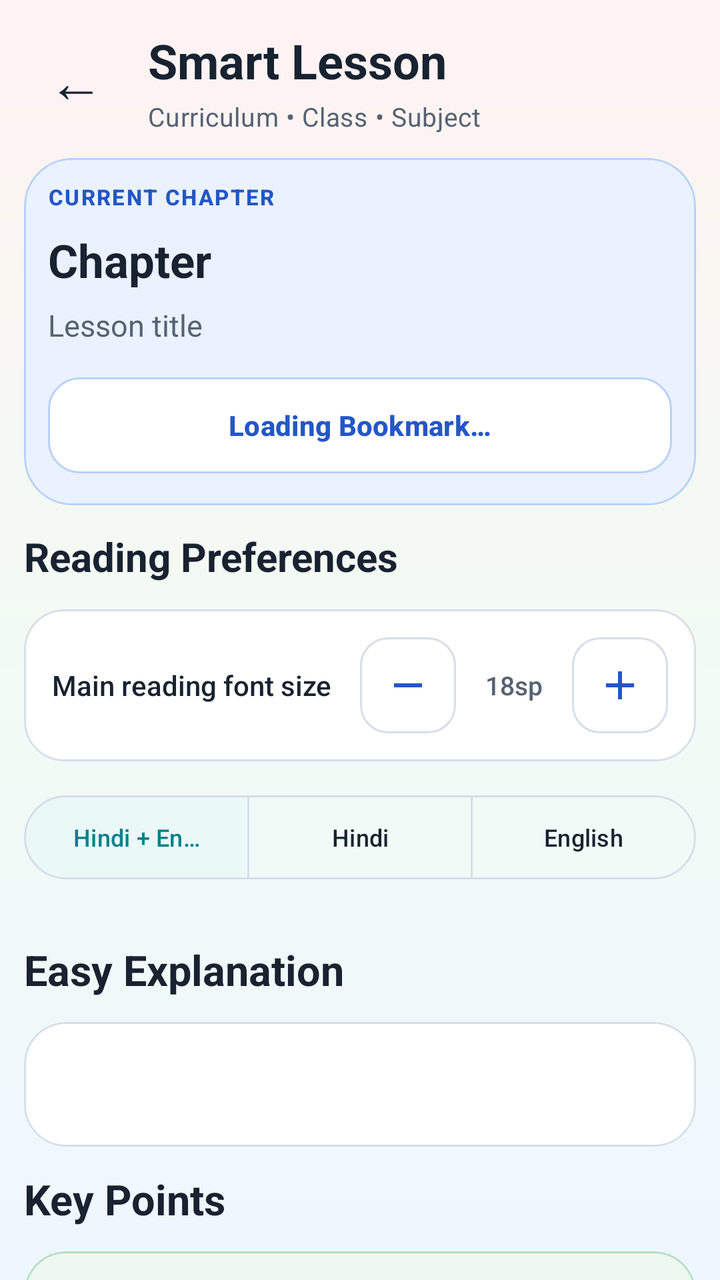
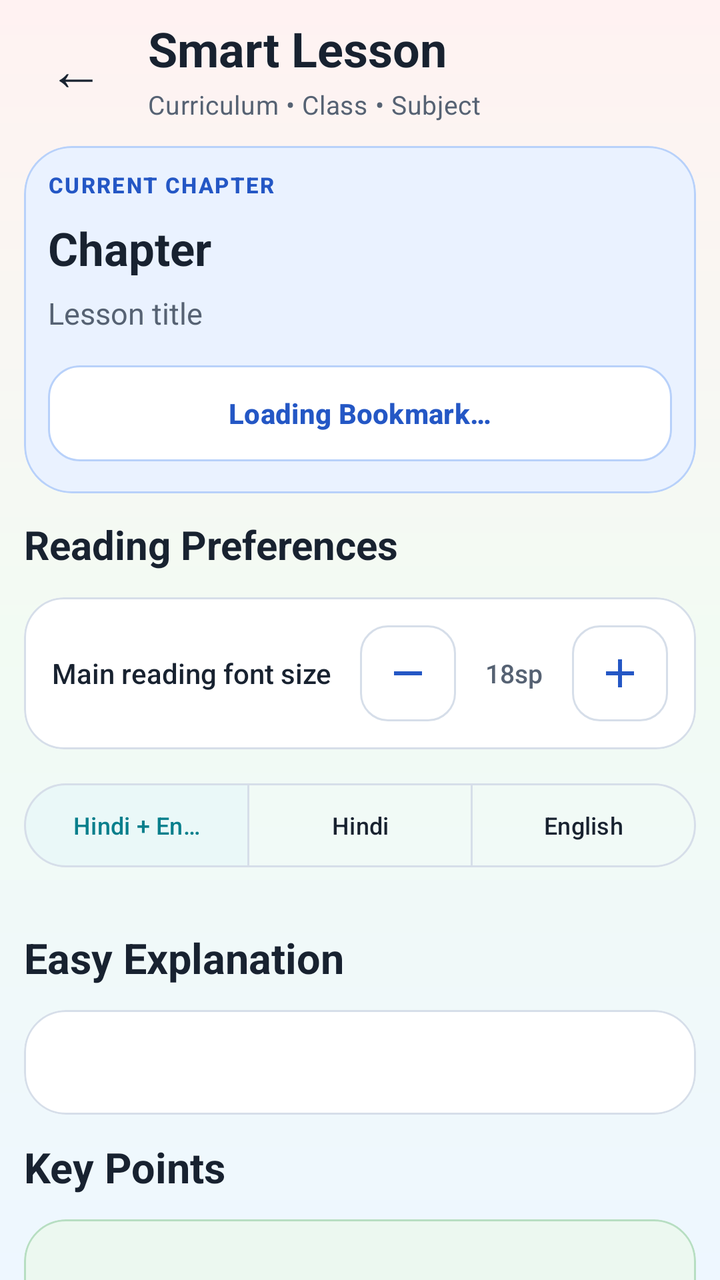

The first picture is an Android layout as it rendered before a commit; the second is the same layout after the commit. The layout source and the unified diff follow.
<!-- AndroidManifest.xml: application theme Theme.StudySaathi -->
<!-- res/layout/activity_lesson.xml -->
<?xml version="1.0" encoding="utf-8"?>
<androidx.core.widget.NestedScrollView xmlns:android="http://schemas.android.com/apk/res/android"
    xmlns:app="http://schemas.android.com/apk/res-auto"
    android:id="@+id/lessonScrollView"
    android:layout_width="match_parent"
    android:layout_height="match_parent"
    android:background="@drawable/bg_app_soft_mix"
    android:clipToPadding="false"
    android:fillViewport="true"
    android:overScrollMode="never">

    <LinearLayout
        android:layout_width="match_parent"
        android:layout_height="wrap_content"
        android:orientation="vertical"
        android:paddingStart="12dp"
        android:paddingTop="14dp"
        android:paddingEnd="12dp"
        android:paddingBottom="12dp">

        <LinearLayout
            android:layout_width="match_parent"
            android:layout_height="wrap_content"
            android:gravity="center_vertical"
            android:orientation="horizontal">

            <com.google.android.material.button.MaterialButton
                android:id="@+id/buttonBack"
                style="@style/Widget.Material3.Button.TextButton"
                android:layout_width="52dp"
                android:layout_height="52dp"
                android:contentDescription="@string/back"
                android:insetLeft="0dp"
                android:insetTop="0dp"
                android:insetRight="0dp"
                android:insetBottom="0dp"
                android:minWidth="0dp"
                android:text="←"
                android:textColor="@color/ss_text_primary"
                android:textSize="28sp"
                app:cornerRadius="16dp" />

            <LinearLayout
                android:layout_width="0dp"
                android:layout_height="wrap_content"
                android:layout_marginStart="10dp"
                android:layout_weight="1"
                android:orientation="vertical">

                <TextView
                    style="@style/TextAppearance.StudySaathi.Heading"
                    android:layout_width="match_parent"
                    android:layout_height="wrap_content"
                    android:text="@string/smart_lesson"
                    android:textSize="24sp" />

                <TextView
                    android:id="@+id/textLessonCurriculum"
                    style="@style/TextAppearance.StudySaathi.Body"
                    android:layout_width="match_parent"
                    android:layout_height="wrap_content"
                    android:layout_marginTop="3dp"
                    android:text="Curriculum • Class • Subject"
                    android:textSize="13sp" />

            </LinearLayout>

        </LinearLayout>

        <com.google.android.material.card.MaterialCardView
            android:layout_width="match_parent"
            android:layout_height="wrap_content"
            android:layout_marginTop="12dp"
            app:cardBackgroundColor="@color/ss_blue_soft"
            app:cardCornerRadius="24dp"
            app:cardElevation="0dp"
            app:strokeColor="@color/ss_blue_border"
            app:strokeWidth="1dp">

            <LinearLayout
                android:layout_width="match_parent"
                android:layout_height="wrap_content"
                android:orientation="vertical"
                android:padding="12dp">

                <TextView
                    android:layout_width="wrap_content"
                    android:layout_height="wrap_content"
                    android:fontFamily="sans-serif-medium"
                    android:letterSpacing="0.07"
                    android:text="@string/current_chapter"
                    android:textAllCaps="true"
                    android:textColor="@color/ss_primary"
                    android:textSize="11sp"
                    android:textStyle="bold" />

                <TextView
                    android:id="@+id/textLessonChapterTitle"
                    android:layout_width="match_parent"
                    android:layout_height="wrap_content"
                    android:layout_marginTop="9dp"
                    android:fontFamily="sans-serif-rounded"
                    android:text="Chapter"
                    android:textColor="@color/ss_text_primary"
                    android:textSize="23sp"
                    android:textStyle="bold" />

                <TextView
                    android:id="@+id/textLessonTitle"
                    android:layout_width="match_parent"
                    android:layout_height="wrap_content"
                    android:layout_marginTop="7dp"
                    android:fontFamily="sans-serif"
                    android:text="Lesson title"
                    android:textColor="@color/ss_text_secondary"
                    android:textSize="15sp" />

                <com.google.android.material.button.MaterialButton
                    android:id="@+id/buttonBookmarkChapter"
                    style="@style/Widget.StudySaathi.Button.Outlined"
                    android:layout_width="match_parent"
                    android:layout_height="wrap_content"
                    android:layout_marginTop="12dp"
                    android:enabled="false"
                    android:text="@string/lesson_bookmark_loading"
                    android:textAllCaps="false"
                    android:textSize="14sp"
                    app:backgroundTint="@color/ss_surface"
                    app:cornerRadius="16dp"
                    app:strokeColor="@color/ss_blue_border"
                    app:strokeWidth="1dp" />

            </LinearLayout>

        </com.google.android.material.card.MaterialCardView>

        <TextView
            android:layout_width="match_parent"
            android:layout_height="wrap_content"
            android:layout_marginTop="12dp"
            android:fontFamily="sans-serif-rounded"
            android:text="@string/reading_preferences"
            android:textColor="@color/ss_text_primary"
            android:textSize="20sp"
            android:textStyle="bold" />

        <com.google.android.material.card.MaterialCardView
            android:layout_width="match_parent"
            android:layout_height="wrap_content"
            android:layout_marginTop="13dp"
            app:cardBackgroundColor="@color/ss_surface"
            app:cardCornerRadius="20dp"
            app:cardElevation="0dp"
            app:strokeColor="@color/ss_outline"
            app:strokeWidth="1dp">

            <LinearLayout
                android:layout_width="match_parent"
                android:layout_height="wrap_content"
                android:gravity="center_vertical"
                android:orientation="horizontal"
                android:padding="14dp">

                <TextView
                    android:layout_width="0dp"
                    android:layout_height="wrap_content"
                    android:layout_weight="1"
                    android:fontFamily="sans-serif-medium"
                    android:text="@string/reading_font_size"
                    android:textColor="@color/ss_text_primary"
                    android:textSize="14sp" />

                <com.google.android.material.button.MaterialButton
                    android:id="@+id/buttonDecreaseFont"
                    style="@style/Widget.Material3.Button.OutlinedButton"
                    android:layout_width="48dp"
                    android:layout_height="48dp"
                    android:insetLeft="0dp"
                    android:insetTop="0dp"
                    android:insetRight="0dp"
                    android:insetBottom="0dp"
                    android:minWidth="0dp"
                    android:contentDescription="@string/decrease_reading_font"
                    android:text=""
                    android:textAllCaps="false"
                    app:cornerRadius="14dp"
                    app:icon="@drawable/ic_font_decrease"
                    app:iconGravity="textStart"
                    app:iconPadding="0dp"
                    app:iconSize="24dp"
                    app:strokeColor="@color/ss_outline" />

                <TextView
                    android:id="@+id/textFontSize"
                    android:layout_width="58dp"
                    android:layout_height="wrap_content"
                    android:fontFamily="sans-serif-medium"
                    android:gravity="center"
                    android:text="18sp"
                    android:textColor="@color/ss_text_secondary"
                    android:textSize="13sp" />

                <com.google.android.material.button.MaterialButton
                    android:id="@+id/buttonIncreaseFont"
                    style="@style/Widget.Material3.Button.OutlinedButton"
                    android:layout_width="48dp"
                    android:layout_height="48dp"
                    android:insetLeft="0dp"
                    android:insetTop="0dp"
                    android:insetRight="0dp"
                    android:insetBottom="0dp"
                    android:minWidth="0dp"
                    android:contentDescription="@string/increase_reading_font"
                    android:text=""
                    android:textAllCaps="false"
                    app:cornerRadius="14dp"
                    app:icon="@drawable/ic_font_increase"
                    app:iconGravity="textStart"
                    app:iconPadding="0dp"
                    app:iconSize="24dp"
                    app:strokeColor="@color/ss_outline" />

            </LinearLayout>

        </com.google.android.material.card.MaterialCardView>

        <com.google.android.material.button.MaterialButtonToggleGroup
            android:id="@+id/toggleLessonLanguage"
            android:layout_width="match_parent"
            android:layout_height="wrap_content"
            android:layout_marginTop="13dp"
            app:checkedButton="@id/buttonBilingual"
            app:selectionRequired="true"
            app:singleSelection="true">

            <com.google.android.material.button.MaterialButton
                android:id="@+id/buttonBilingual"
                style="@style/Widget.Material3.Button.OutlinedButton"
                android:layout_width="0dp"
                android:layout_height="50dp"
                android:layout_weight="1"
                android:text="@string/bilingual"
                android:textAllCaps="false"
                android:textSize="12sp" />

            <com.google.android.material.button.MaterialButton
                android:id="@+id/buttonHindi"
                style="@style/Widget.Material3.Button.OutlinedButton"
                android:layout_width="0dp"
                android:layout_height="50dp"
                android:layout_weight="1"
                android:text="@string/hindi"
                android:textAllCaps="false"
                android:textSize="12sp" />

            <com.google.android.material.button.MaterialButton
                android:id="@+id/buttonEnglish"
                style="@style/Widget.Material3.Button.OutlinedButton"
                android:layout_width="0dp"
                android:layout_height="50dp"
                android:layout_weight="1"
                android:text="@string/english"
                android:textAllCaps="false"
                android:textSize="12sp" />

        </com.google.android.material.button.MaterialButtonToggleGroup>

        <TextView
            android:layout_width="match_parent"
            android:layout_height="wrap_content"
            android:layout_marginTop="27dp"
            android:fontFamily="sans-serif-rounded"
            android:text="@string/easy_explanation"
            android:textColor="@color/ss_text_primary"
            android:textSize="21sp"
            android:textStyle="bold" />

        <com.google.android.material.card.MaterialCardView
            android:layout_width="match_parent"
            android:layout_height="wrap_content"
            android:layout_marginTop="12dp"
            app:cardBackgroundColor="@color/ss_surface"
            app:cardCornerRadius="21dp"
            app:cardElevation="0dp"
            app:strokeColor="@color/ss_outline"
            app:strokeWidth="1dp">

            <TextView
                android:id="@+id/textExplanation"
                style="@style/TextAppearance.StudySaathi.Reading"
                android:layout_width="match_parent"
                android:layout_height="wrap_content"
                android:padding="19dp"
                android:textIsSelectable="true" />

        </com.google.android.material.card.MaterialCardView>

        <TextView
            android:id="@+id/textKeyPointsHeading"
            android:layout_width="match_parent"
            android:layout_height="wrap_content"
            android:layout_marginTop="12dp"
            android:fontFamily="sans-serif-rounded"
            android:text="@string/key_points"
            android:textColor="@color/ss_text_primary"
            android:textSize="21sp"
            android:textStyle="bold" />

        <com.google.android.material.card.MaterialCardView
            android:id="@+id/cardKeyPoints"
            android:layout_width="match_parent"
            android:layout_height="wrap_content"
            android:layout_marginTop="12dp"
            app:cardBackgroundColor="@color/ss_green_soft"
            app:cardCornerRadius="21dp"
            app:cardElevation="0dp"
            app:strokeColor="@color/ss_green_border"
            app:strokeWidth="1dp">

            <TextView
                android:id="@+id/textKeyPoints"
                style="@style/TextAppearance.StudySaathi.Reading"
                android:layout_width="match_parent"
                android:layout_height="wrap_content"
                android:padding="19dp"
                android:textIsSelectable="true" />

        </com.google.android.material.card.MaterialCardView>

        <TextView
            android:id="@+id/textExampleHeading"
            android:layout_width="match_parent"
            android:layout_height="wrap_content"
            android:layout_marginTop="12dp"
            android:fontFamily="sans-serif-rounded"
            android:text="@string/simple_example"
            android:textColor="@color/ss_text_primary"
            android:textSize="21sp"
            android:textStyle="bold" />

        <com.google.android.material.card.MaterialCardView
            android:id="@+id/cardExample"
            android:layout_width="match_parent"
            android:layout_height="wrap_content"
            android:layout_marginTop="12dp"
            app:cardBackgroundColor="@color/ss_yellow_soft"
            app:cardCornerRadius="21dp"
            app:cardElevation="0dp"
            app:strokeColor="@color/ss_yellow_border"
            app:strokeWidth="1dp">

            <TextView
                android:id="@+id/textExample"
                style="@style/TextAppearance.StudySaathi.Reading"
                android:layout_width="match_parent"
                android:layout_height="wrap_content"
                android:padding="19dp"
                android:textIsSelectable="true" />

        </com.google.android.material.card.MaterialCardView>

        <TextView
            android:id="@+id/textPracticeHeading"
            android:layout_width="match_parent"
            android:layout_height="wrap_content"
            android:layout_marginTop="12dp"
            android:fontFamily="sans-serif-rounded"
            android:text="@string/try_yourself"
            android:textColor="@color/ss_text_primary"
            android:textSize="21sp"
            android:textStyle="bold" />

        <com.google.android.material.card.MaterialCardView
            android:id="@+id/cardPracticeQuestion"
            android:layout_width="match_parent"
            android:layout_height="wrap_content"
            android:layout_marginTop="12dp"
            app:cardBackgroundColor="@color/ss_purple_soft"
            app:cardCornerRadius="21dp"
            app:cardElevation="0dp"
            app:strokeColor="@color/ss_purple_border"
            app:strokeWidth="1dp">

            <TextView
                android:id="@+id/textPracticeQuestion"
                style="@style/TextAppearance.StudySaathi.Reading"
                android:layout_width="match_parent"
                android:layout_height="wrap_content"
                android:padding="19dp"
                android:textIsSelectable="true" />

        </com.google.android.material.card.MaterialCardView>

        <com.google.android.material.button.MaterialButton
            android:id="@+id/buttonPractice"
            style="@style/Widget.StudySaathi.Button.Outlined"
            android:layout_width="match_parent"
            android:layout_height="wrap_content"
            android:layout_marginTop="12dp"
            android:text="@string/check_understanding"
            android:textAllCaps="false"
            android:textSize="15sp" />

        <com.google.android.material.card.MaterialCardView
            android:layout_width="match_parent"
            android:layout_height="wrap_content"
            android:layout_marginTop="12dp"
            app:cardBackgroundColor="@color/ss_teal_soft"
            app:cardCornerRadius="21dp"
            app:cardElevation="0dp"
            app:strokeColor="@color/ss_teal_border"
            app:strokeWidth="1dp">

            <LinearLayout
                android:layout_width="match_parent"
                android:layout_height="wrap_content"
                android:gravity="center_vertical"
                android:orientation="horizontal"
                android:padding="14dp">

                <TextView
                    android:layout_width="52dp"
                    android:layout_height="52dp"
                    android:fontFamily="sans-serif-rounded"
                    android:gravity="center"
                    android:text="★"
                    android:textColor="@color/ss_secondary"
                    android:textSize="25sp"
                    android:textStyle="bold" />

                <TextView
                    android:layout_width="0dp"
                    android:layout_height="wrap_content"
                    android:layout_marginStart="12dp"
                    android:layout_weight="1"
                    android:fontFamily="sans-serif-rounded"
                    android:lineSpacingExtra="2dp"
                    android:text="@string/lesson_encouragement"
                    android:textColor="@color/ss_text_primary"
                    android:textSize="16sp"
                    android:textStyle="bold" />

            </LinearLayout>

        </com.google.android.material.card.MaterialCardView>

        <com.google.android.material.button.MaterialButton
            android:id="@+id/buttonCompleteLesson"
            style="@style/Widget.StudySaathi.Button.Primary"
            android:layout_width="match_parent"
            android:layout_height="wrap_content"
            android:layout_marginTop="14dp"
            android:text="@string/mark_lesson_complete"
            android:textAllCaps="false"
            android:textSize="16sp" />

    </LinearLayout>

</androidx.core.widget.NestedScrollView>
<!-- resources referenced by this layout -->
<resources>
  <color name="ss_blue_border">#B8D1FA</color>
  <color name="ss_blue_soft">#EAF2FF</color>
  <color name="ss_green_border">#B7DEC2</color>
  <color name="ss_green_soft">#ECF8F0</color>
  <color name="ss_outline">#D6DEE9</color>
  <color name="ss_primary">#2457C5</color>
  <color name="ss_purple_border">#D6C0E8</color>
  <color name="ss_purple_soft">#F6F0FC</color>
  <color name="ss_secondary">#087F8C</color>
  <color name="ss_surface">#FFFFFF</color>
  <color name="ss_teal_border">#B4DCDC</color>
  <color name="ss_teal_soft">#EAF8F8</color>
  <color name="ss_text_primary">#182230</color>
  <color name="ss_text_secondary">#566273</color>
  <color name="ss_yellow_border">#E8D49B</color>
  <color name="ss_yellow_soft">#FFF8E8</color>
  <!-- drawable bg_app_soft_mix (drawable) -->
  <?xml version="1.0" encoding="utf-8"?>
  <shape xmlns:android="http://schemas.android.com/apk/res/android"
      android:shape="rectangle">
  
      <gradient
          android:angle="270"
          android:centerColor="#F2FBF3"
          android:endColor="#EEF7FF"
          android:startColor="#FFF2F2"
          android:type="linear" />
  
  </shape>
  <string name="back">Back</string>
  <string name="bilingual">Hindi + English</string>
  <string name="check_understanding">Check My Understanding</string>
  <string name="current_chapter">CURRENT CHAPTER</string>
  <string name="decrease_reading_font">Decrease reading font size</string>
  <string name="easy_explanation">Easy Explanation</string>
  <string name="english">English</string>
  <string name="hindi">Hindi</string>
  <string name="increase_reading_font">Increase reading font size</string>
  <string name="key_points">Key Points</string>
  <string name="lesson_bookmark_loading">
          Loading Bookmark…
      </string>
  <string name="lesson_encouragement">
          कठिन विषय को छोटे-छोटे steps में समझना ही smart learning है। आपने आज एक अच्छा कदम उठाया है।
      </string>
  <string name="mark_lesson_complete">Mark Lesson Complete</string>
  <string name="reading_font_size">Main reading font size</string>
  <string name="reading_preferences">Reading Preferences</string>
  <string name="simple_example">Simple Example</string>
  <string name="smart_lesson">Smart Lesson</string>
  <string name="try_yourself">Try Yourself</string>
  <style name="TextAppearance.StudySaathi.Body" parent="TextAppearance.Material3.BodyMedium">
          <item name="android:fontFamily">sans-serif</item>
          <item name="fontFamily">sans-serif</item>
          <item name="android:textColor">@color/ss_text_secondary</item>
      </style>
  <style name="TextAppearance.StudySaathi.Heading" parent="TextAppearance.Material3.HeadlineSmall">
          <item name="android:fontFamily">sans-serif-rounded</item>
          <item name="fontFamily">sans-serif-rounded</item>
          <item name="android:textStyle">bold</item>
          <item name="android:textColor">@color/ss_text_primary</item>
      </style>
  <style name="Widget.StudySaathi.Button.Primary" parent="Widget.Material3.Button">
          <item name="cornerRadius">18dp</item>
          <item name="android:minHeight">56dp</item>
          <item name="android:textStyle">bold</item>
          <item name="backgroundTint">@color/ss_primary</item>
          <item name="android:textColor">@color/ss_on_primary</item>
      </style>
  <color name="ss_outline_strong">#B9C5D5</color>
  <color name="ss_on_primary">#FFFFFF</color>
  <color name="ss_primary_dark">#173F99</color>
  <color name="ss_on_secondary">#FFFFFF</color>
  <color name="ss_tertiary">#8A5A00</color>
  <color name="ss_on_tertiary">#FFFFFF</color>
  <color name="ss_background">#F7F9FC</color>
  <color name="ss_surface_soft">#F0F4FA</color>
  <color name="ss_error">#BA1A1A</color>
  <color name="white">#FFFFFFFF</color>
  <color name="ss_red_soft">#FFF0F0</color>
  <!-- unchanged entries left out for length: 5 -->
</resources>

<!-- the commit's change to res/layout/activity_lesson.xml (unified diff, before → after) -->
@@ -14,7 +14,7 @@
         android:layout_height="wrap_content"
         android:orientation="vertical"
         android:paddingStart="12dp"
-        android:paddingTop="14dp"
+        android:paddingTop="8dp"
         android:paddingEnd="12dp"
         android:paddingBottom="12dp">
 
@@ -290,7 +290,7 @@
                 style="@style/TextAppearance.StudySaathi.Reading"
                 android:layout_width="match_parent"
                 android:layout_height="wrap_content"
-                android:padding="19dp"
+                android:padding="14dp"
                 android:textIsSelectable="true" />
 
         </com.google.android.material.card.MaterialCardView>
@@ -322,7 +322,7 @@
                 style="@style/TextAppearance.StudySaathi.Reading"
                 android:layout_width="match_parent"
                 android:layout_height="wrap_content"
-                android:padding="19dp"
+                android:padding="14dp"
                 android:textIsSelectable="true" />
 
         </com.google.android.material.card.MaterialCardView>
@@ -354,7 +354,7 @@
                 style="@style/TextAppearance.StudySaathi.Reading"
                 android:layout_width="match_parent"
                 android:layout_height="wrap_content"
-                android:padding="19dp"
+                android:padding="14dp"
                 android:textIsSelectable="true" />
 
         </com.google.android.material.card.MaterialCardView>
@@ -386,7 +386,7 @@
                 style="@style/TextAppearance.StudySaathi.Reading"
                 android:layout_width="match_parent"
                 android:layout_height="wrap_content"
-                android:padding="19dp"
+                android:padding="14dp"
                 android:textIsSelectable="true" />
 
         </com.google.android.material.card.MaterialCardView>
